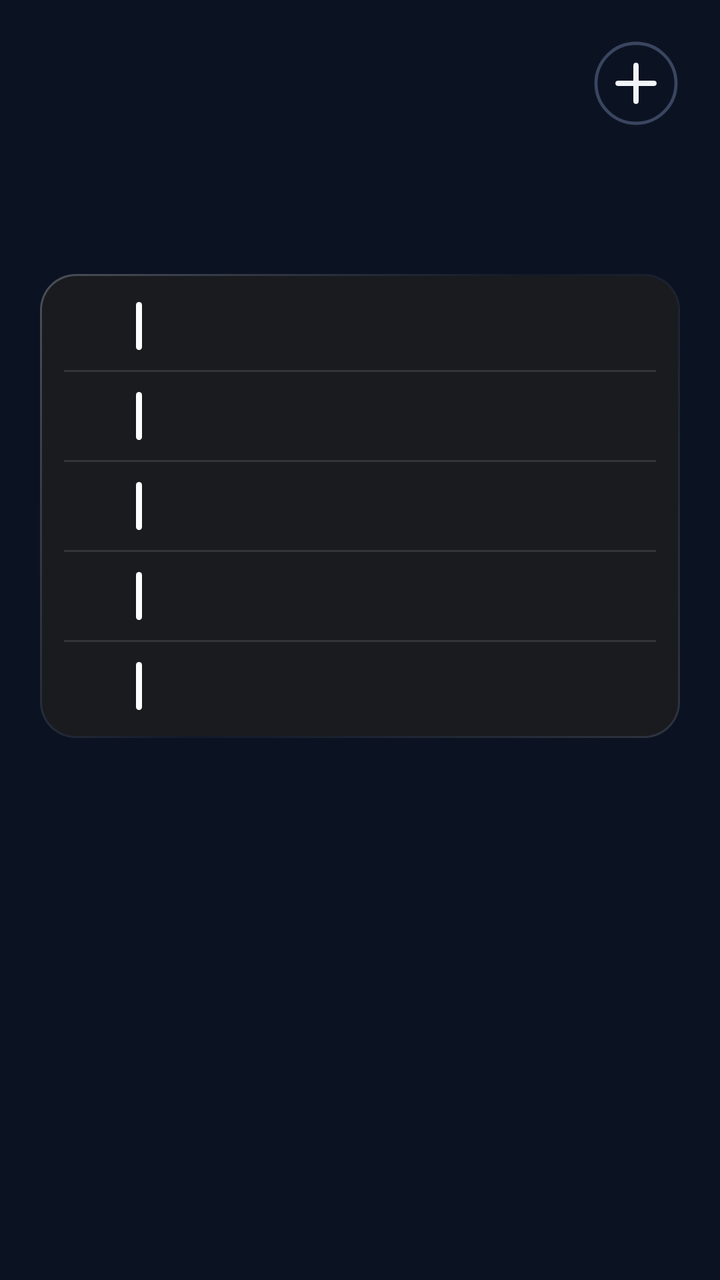
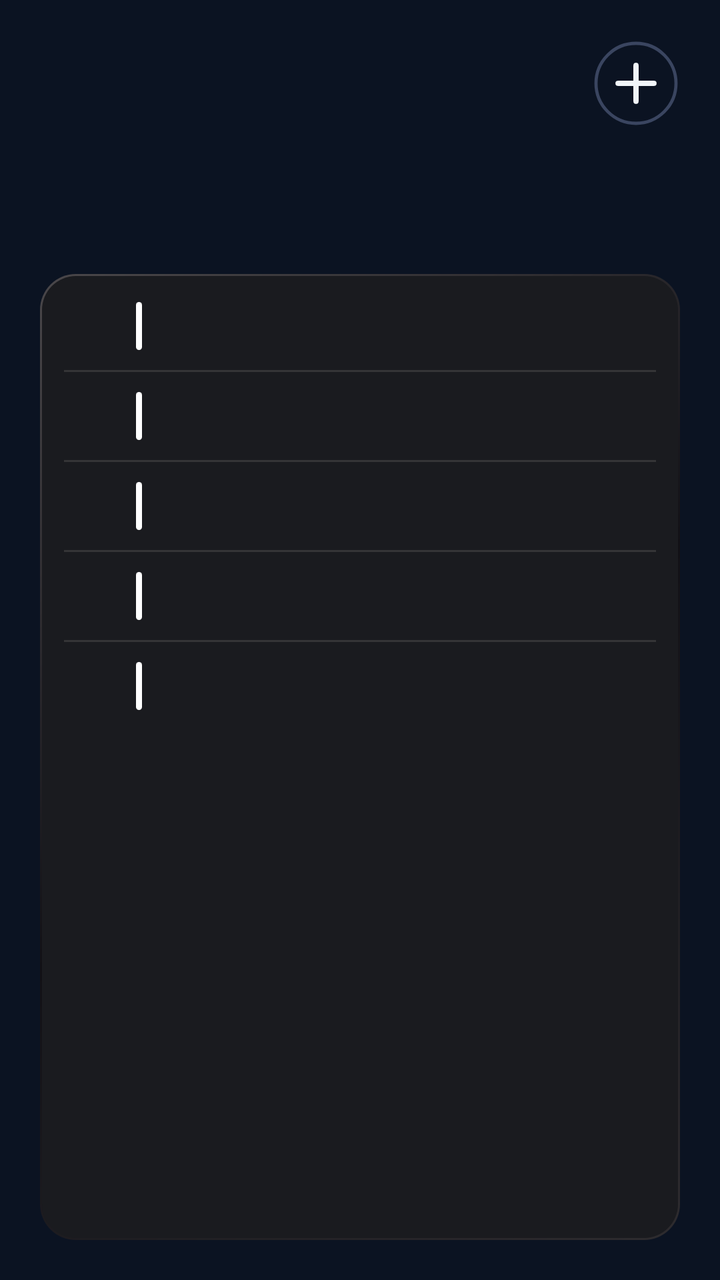

Screens rendered from an Android XML layout before and after an edit, with the pre-edit source and the edit as a unified diff.
<!-- AndroidManifest.xml: application theme AppTheme -->
<!-- res/layout/cal_k5.xml -->
<?xml version="1.0" encoding="utf-8"?>
<FrameLayout
    xmlns:android="http://schemas.android.com/apk/res/android"
    android:id="@+id/root"
    android:layout_width="match_parent"
    android:layout_height="match_parent"
    android:padding="0dp">

    <ImageView
        android:id="@+id/cal_bg"
        android:layout_width="match_parent"
        android:layout_height="match_parent"
        android:importantForAccessibility="no"
        android:scaleType="fitXY" />
    <LinearLayout
        android:id="@+id/panel"
        android:layout_width="match_parent"
        android:layout_height="match_parent"
        android:background="@drawable/cal_panel"
        android:orientation="vertical"
        android:paddingStart="20dp"
        android:paddingTop="13dp"
        android:paddingEnd="20dp"
        android:paddingBottom="14dp">

        
        <LinearLayout
            android:layout_width="match_parent"
            android:layout_height="51dp"
            android:gravity="top"
            android:orientation="horizontal">
        
        <ImageView
            android:id="@+id/cal_day"
            android:layout_width="wrap_content"
            android:layout_height="33.4dp"
            android:layout_gravity="top"
            android:layout_marginTop="6.6dp"
            android:adjustViewBounds="true"
            android:scaleType="fitStart" />

            <LinearLayout
                android:layout_width="0dp"
                android:layout_height="wrap_content"
                android:layout_marginStart="12dp"
                android:layout_marginTop="2.5dp"
                android:layout_weight="1"
                android:orientation="vertical">
                <ImageView
                    android:id="@+id/cal_month"
                    android:layout_width="match_parent"
                    android:layout_height="23dp"
                    android:adjustViewBounds="true"
                    android:scaleType="fitStart" />
                <ImageView
                    android:id="@+id/cal_sub"
                    android:layout_width="match_parent"
                    android:layout_height="18dp"
                    android:adjustViewBounds="true"
                    android:layout_marginTop="2dp"
                    android:scaleType="fitStart" />
            </LinearLayout>

            <ImageView
                android:id="@+id/btn_add"
                android:layout_width="44dp"
                android:layout_height="44dp"
                android:layout_marginTop="6.6dp"
                android:contentDescription="New event"
                android:src="@drawable/ic_cal_add" />
        </LinearLayout>

        
        <LinearLayout
            android:layout_width="match_parent"
            android:layout_height="54dp"
            android:layout_marginTop="9.1dp"
            android:orientation="horizontal">
            <LinearLayout
                android:layout_width="40dp"
                android:layout_height="match_parent"
                android:orientation="vertical">
                
                <LinearLayout
                    android:id="@+id/wk_col_0"
                    android:layout_width="match_parent"
                    android:layout_height="match_parent"
                    android:gravity="center_horizontal"
                    android:orientation="vertical"
                    android:paddingTop="4dp">
                    <ImageView
                        android:id="@+id/wk_label_0"
                        android:layout_width="wrap_content"
                        android:layout_height="16dp"
                        android:adjustViewBounds="true"
                        android:scaleType="fitCenter" />
                    <ImageView
                        android:id="@+id/wk_num_0"
                        android:layout_width="wrap_content"
                        android:layout_height="34dp"
                        android:adjustViewBounds="true"
                        android:layout_marginTop="0dp"
                        android:scaleType="fitCenter" />
                </LinearLayout>
            </LinearLayout>
            <FrameLayout
                android:layout_width="0dp"
                android:layout_height="1dp"
                android:layout_weight="1" />
            <LinearLayout
                android:layout_width="40dp"
                android:layout_height="match_parent"
                android:orientation="vertical">
                
                <LinearLayout
                    android:id="@+id/wk_col_1"
                    android:layout_width="match_parent"
                    android:layout_height="match_parent"
                    android:gravity="center_horizontal"
                    android:orientation="vertical"
                    android:paddingTop="4dp">
                    <ImageView
                        android:id="@+id/wk_label_1"
                        android:layout_width="wrap_content"
                        android:layout_height="16dp"
                        android:adjustViewBounds="true"
                        android:scaleType="fitCenter" />
                    <ImageView
                        android:id="@+id/wk_num_1"
                        android:layout_width="wrap_content"
                        android:layout_height="34dp"
                        android:adjustViewBounds="true"
                        android:layout_marginTop="0dp"
                        android:scaleType="fitCenter" />
                </LinearLayout>
            </LinearLayout>
            <FrameLayout
                android:layout_width="0dp"
                android:layout_height="1dp"
                android:layout_weight="1" />
            <LinearLayout
                android:layout_width="40dp"
                android:layout_height="match_parent"
                android:orientation="vertical">
                
                <LinearLayout
                    android:id="@+id/wk_col_2"
                    android:layout_width="match_parent"
                    android:layout_height="match_parent"
                    android:gravity="center_horizontal"
                    android:orientation="vertical"
                    android:paddingTop="4dp">
                    <ImageView
                        android:id="@+id/wk_label_2"
                        android:layout_width="wrap_content"
                        android:layout_height="16dp"
                        android:adjustViewBounds="true"
                        android:scaleType="fitCenter" />
                    <ImageView
                        android:id="@+id/wk_num_2"
                        android:layout_width="wrap_content"
                        android:layout_height="34dp"
                        android:adjustViewBounds="true"
                        android:layout_marginTop="0dp"
                        android:scaleType="fitCenter" />
                </LinearLayout>
            </LinearLayout>
            <FrameLayout
                android:layout_width="0dp"
                android:layout_height="1dp"
                android:layout_weight="1" />
            <LinearLayout
                android:layout_width="40dp"
                android:layout_height="match_parent"
                android:orientation="vertical">
                
                <LinearLayout
                    android:id="@+id/wk_col_3"
                    android:layout_width="match_parent"
                    android:layout_height="match_parent"
                    android:gravity="center_horizontal"
                    android:orientation="vertical"
                    android:paddingTop="4dp">
                    <ImageView
                        android:id="@+id/wk_label_3"
                        android:layout_width="wrap_content"
                        android:layout_height="16dp"
                        android:adjustViewBounds="true"
                        android:scaleType="fitCenter" />
                    <ImageView
                        android:id="@+id/wk_num_3"
                        android:layout_width="wrap_content"
                        android:layout_height="34dp"
                        android:adjustViewBounds="true"
                        android:layout_marginTop="0dp"
                        android:scaleType="fitCenter" />
                </LinearLayout>
            </LinearLayout>
            <FrameLayout
                android:layout_width="0dp"
                android:layout_height="1dp"
                android:layout_weight="1" />
            <LinearLayout
                android:layout_width="40dp"
                android:layout_height="match_parent"
                android:orientation="vertical">
                
                <LinearLayout
                    android:id="@+id/wk_col_4"
                    android:layout_width="match_parent"
                    android:layout_height="match_parent"
                    android:gravity="center_horizontal"
                    android:orientation="vertical"
                    android:paddingTop="4dp">
                    <ImageView
                        android:id="@+id/wk_label_4"
                        android:layout_width="wrap_content"
                        android:layout_height="16dp"
                        android:adjustViewBounds="true"
                        android:scaleType="fitCenter" />
                    <ImageView
                        android:id="@+id/wk_num_4"
                        android:layout_width="wrap_content"
                        android:layout_height="34dp"
                        android:adjustViewBounds="true"
                        android:layout_marginTop="0dp"
                        android:scaleType="fitCenter" />
                </LinearLayout>
            </LinearLayout>
            <FrameLayout
                android:layout_width="0dp"
                android:layout_height="1dp"
                android:layout_weight="1" />
            <LinearLayout
                android:layout_width="40dp"
                android:layout_height="match_parent"
                android:orientation="vertical">
                
                <LinearLayout
                    android:id="@+id/wk_col_5"
                    android:layout_width="match_parent"
                    android:layout_height="match_parent"
                    android:gravity="center_horizontal"
                    android:orientation="vertical"
                    android:paddingTop="4dp">
                    <ImageView
                        android:id="@+id/wk_label_5"
                        android:layout_width="wrap_content"
                        android:layout_height="16dp"
                        android:adjustViewBounds="true"
                        android:scaleType="fitCenter" />
                    <ImageView
                        android:id="@+id/wk_num_5"
                        android:layout_width="wrap_content"
                        android:layout_height="34dp"
                        android:adjustViewBounds="true"
                        android:layout_marginTop="0dp"
                        android:scaleType="fitCenter" />
                </LinearLayout>
            </LinearLayout>
            <FrameLayout
                android:layout_width="0dp"
                android:layout_height="1dp"
                android:layout_weight="1" />
            <LinearLayout
                android:layout_width="40dp"
                android:layout_height="match_parent"
                android:orientation="vertical">
                
                <LinearLayout
                    android:id="@+id/wk_col_6"
                    android:layout_width="match_parent"
                    android:layout_height="match_parent"
                    android:gravity="center_horizontal"
                    android:orientation="vertical"
                    android:paddingTop="4dp">
                    <ImageView
                        android:id="@+id/wk_label_6"
                        android:layout_width="wrap_content"
                        android:layout_height="16dp"
                        android:adjustViewBounds="true"
                        android:scaleType="fitCenter" />
                    <ImageView
                        android:id="@+id/wk_num_6"
                        android:layout_width="wrap_content"
                        android:layout_height="34dp"
                        android:adjustViewBounds="true"
                        android:layout_marginTop="0dp"
                        android:scaleType="fitCenter" />
                </LinearLayout>
            </LinearLayout>
        </LinearLayout>


        
        <LinearLayout
            android:id="@+id/cal_events"
            android:layout_width="match_parent"
            android:layout_height="wrap_content"
            android:layout_marginTop="10dp"
            android:background="@drawable/cal_card"
            android:orientation="vertical"
            android:paddingTop="4dp"
            android:paddingBottom="4dp"
            android:paddingEnd="12dp">
            <LinearLayout
                android:id="@+id/cal_row_0"
                android:layout_width="match_parent"
                android:layout_height="44dp"
                android:gravity="center_vertical"
                android:orientation="horizontal">
                
                <LinearLayout
                    android:id="@+id/cal_day_0"
                    android:layout_width="44dp"
                    android:layout_height="wrap_content"
                    android:gravity="center_horizontal"
                    android:orientation="vertical">
                    <ImageView
                        android:id="@+id/cal_dname_0"
                        android:layout_width="wrap_content"
                        android:layout_height="12dp"
                        android:adjustViewBounds="true"
                        android:scaleType="fitCenter" />
                    <ImageView
                        android:id="@+id/cal_dnum_0"
                        android:layout_width="wrap_content"
                        android:layout_height="20dp"
                        android:adjustViewBounds="true"
                        android:scaleType="fitCenter" />
                </LinearLayout>
                <ImageView
                    android:id="@+id/cal_bar_0"
                    android:layout_width="3dp"
                    android:layout_height="24dp"
                    android:layout_marginStart="4dp"
                    android:layout_marginEnd="10dp"
                    android:scaleType="fitXY"
                    android:src="@drawable/cal_bar" />
                <LinearLayout
                    android:layout_width="0dp"
                    android:layout_height="wrap_content"
                    android:layout_weight="1"
                    android:orientation="vertical">
                    <ImageView
                        android:id="@+id/cal_title_0"
                        android:layout_width="match_parent"
                        android:layout_height="19dp"
                        android:adjustViewBounds="true"
                        android:scaleType="fitStart" />
                    <LinearLayout
                        android:layout_width="match_parent"
                        android:layout_height="wrap_content"
                        android:orientation="horizontal">
                        <ImageView
                            android:id="@+id/cal_time_0"
                            android:layout_width="wrap_content"
                            android:layout_height="14dp"
                            android:adjustViewBounds="true"
                            android:scaleType="fitStart" />
                        <ImageView
                            android:id="@+id/cal_hint_0"
                            android:layout_width="wrap_content"
                            android:layout_height="14dp"
                            android:adjustViewBounds="true"
                            android:layout_marginStart="8dp"
                            android:scaleType="fitStart" />
                    </LinearLayout>
                </LinearLayout>
            </LinearLayout>
            <ImageView
                android:id="@+id/cal_sep_1"
                android:layout_width="match_parent"
                android:layout_height="1dp"
                android:layout_marginStart="12dp"
                android:importantForAccessibility="no"
                android:scaleType="fitXY"
                android:src="@drawable/cur_div" />
            <LinearLayout
                android:id="@+id/cal_row_1"
                android:layout_width="match_parent"
                android:layout_height="44dp"
                android:gravity="center_vertical"
                android:orientation="horizontal">
                
                <LinearLayout
                    android:id="@+id/cal_day_1"
                    android:layout_width="44dp"
                    android:layout_height="wrap_content"
                    android:gravity="center_horizontal"
                    android:orientation="vertical">
                    <ImageView
                        android:id="@+id/cal_dname_1"
                        android:layout_width="wrap_content"
                        android:layout_height="12dp"
                        android:adjustViewBounds="true"
                        android:scaleType="fitCenter" />
                    <ImageView
                        android:id="@+id/cal_dnum_1"
                        android:layout_width="wrap_content"
                        android:layout_height="20dp"
                        android:adjustViewBounds="true"
                        android:scaleType="fitCenter" />
                </LinearLayout>
                <ImageView
                    android:id="@+id/cal_bar_1"
                    android:layout_width="3dp"
                    android:layout_height="24dp"
                    android:layout_marginStart="4dp"
                    android:layout_marginEnd="10dp"
                    android:scaleType="fitXY"
                    android:src="@drawable/cal_bar" />
                <LinearLayout
                    android:layout_width="0dp"
                    android:layout_height="wrap_content"
                    android:layout_weight="1"
                    android:orientation="vertical">
                    <ImageView
                        android:id="@+id/cal_title_1"
                        android:layout_width="match_parent"
                        android:layout_height="19dp"
                        android:adjustViewBounds="true"
                        android:scaleType="fitStart" />
                    <LinearLayout
                        android:layout_width="match_parent"
                        android:layout_height="wrap_content"
                        android:orientation="horizontal">
                        <ImageView
                            android:id="@+id/cal_time_1"
                            android:layout_width="wrap_content"
                            android:layout_height="14dp"
                            android:adjustViewBounds="true"
                            android:scaleType="fitStart" />
                        <ImageView
                            android:id="@+id/cal_hint_1"
                            android:layout_width="wrap_content"
                            android:layout_height="14dp"
                            android:adjustViewBounds="true"
                            android:layout_marginStart="8dp"
                            android:scaleType="fitStart" />
                    </LinearLayout>
                </LinearLayout>
            </LinearLayout>
            <ImageView
                android:id="@+id/cal_sep_2"
                android:layout_width="match_parent"
                android:layout_height="1dp"
                android:layout_marginStart="12dp"
                android:importantForAccessibility="no"
                android:scaleType="fitXY"
                android:src="@drawable/cur_div" />
            <LinearLayout
                android:id="@+id/cal_row_2"
                android:layout_width="match_parent"
                android:layout_height="44dp"
                android:gravity="center_vertical"
                android:orientation="horizontal">
                
                <LinearLayout
                    android:id="@+id/cal_day_2"
                    android:layout_width="44dp"
                    android:layout_height="wrap_content"
                    android:gravity="center_horizontal"
                    android:orientation="vertical">
                    <ImageView
                        android:id="@+id/cal_dname_2"
                        android:layout_width="wrap_content"
                        android:layout_height="12dp"
                        android:adjustViewBounds="true"
                        android:scaleType="fitCenter" />
                    <ImageView
                        android:id="@+id/cal_dnum_2"
                        android:layout_width="wrap_content"
                        android:layout_height="20dp"
                        android:adjustViewBounds="true"
                        android:scaleType="fitCenter" />
                </LinearLayout>
                <ImageView
                    android:id="@+id/cal_bar_2"
                    android:layout_width="3dp"
                    android:layout_height="24dp"
                    android:layout_marginStart="4dp"
                    android:layout_marginEnd="10dp"
                    android:scaleType="fitXY"
                    android:src="@drawable/cal_bar" />
                <LinearLayout
                    android:layout_width="0dp"
                    android:layout_height="wrap_content"
                    android:layout_weight="1"
                    android:orientation="vertical">
                    <ImageView
                        android:id="@+id/cal_title_2"
                        android:layout_width="match_parent"
                        android:layout_height="19dp"
                        android:adjustViewBounds="true"
                        android:scaleType="fitStart" />
                    <LinearLayout
                        android:layout_width="match_parent"
                        android:layout_height="wrap_content"
                        android:orientation="horizontal">
                        <ImageView
                            android:id="@+id/cal_time_2"
                            android:layout_width="wrap_content"
                            android:layout_height="14dp"
                            android:adjustViewBounds="true"
                            android:scaleType="fitStart" />
                        <ImageView
                            android:id="@+id/cal_hint_2"
                            android:layout_width="wrap_content"
                            android:layout_height="14dp"
                            android:adjustViewBounds="true"
                            android:layout_marginStart="8dp"
                            android:scaleType="fitStart" />
                    </LinearLayout>
                </LinearLayout>
            </LinearLayout>
            <ImageView
                android:id="@+id/cal_sep_3"
                android:layout_width="match_parent"
                android:layout_height="1dp"
                android:layout_marginStart="12dp"
                android:importantForAccessibility="no"
                android:scaleType="fitXY"
                android:src="@drawable/cur_div" />
            <LinearLayout
                android:id="@+id/cal_row_3"
                android:layout_width="match_parent"
                android:layout_height="44dp"
                android:gravity="center_vertical"
                android:orientation="horizontal">
                
                <LinearLayout
                    android:id="@+id/cal_day_3"
                    android:layout_width="44dp"
                    android:layout_height="wrap_content"
                    android:gravity="center_horizontal"
                    android:orientation="vertical">
                    <ImageView
                        android:id="@+id/cal_dname_3"
                        android:layout_width="wrap_content"
                        android:layout_height="12dp"
                        android:adjustViewBounds="true"
                        android:scaleType="fitCenter" />
                    <ImageView
                        android:id="@+id/cal_dnum_3"
                        android:layout_width="wrap_content"
                        android:layout_height="20dp"
                        android:adjustViewBounds="true"
                        android:scaleType="fitCenter" />
                </LinearLayout>
                <ImageView
                    android:id="@+id/cal_bar_3"
                    android:layout_width="3dp"
                    android:layout_height="24dp"
                    android:layout_marginStart="4dp"
                    android:layout_marginEnd="10dp"
                    android:scaleType="fitXY"
                    android:src="@drawable/cal_bar" />
                <LinearLayout
                    android:layout_width="0dp"
                    android:layout_height="wrap_content"
                    android:layout_weight="1"
                    android:orientation="vertical">
                    <ImageView
                        android:id="@+id/cal_title_3"
                        android:layout_width="match_parent"
                        android:layout_height="19dp"
                        android:adjustViewBounds="true"
                        android:scaleType="fitStart" />
                    <LinearLayout
                        android:layout_width="match_parent"
                        android:layout_height="wrap_content"
                        android:orientation="horizontal">
                        <ImageView
                            android:id="@+id/cal_time_3"
                            android:layout_width="wrap_content"
                            android:layout_height="14dp"
                            android:adjustViewBounds="true"
                            android:scaleType="fitStart" />
                        <ImageView
                            android:id="@+id/cal_hint_3"
                            android:layout_width="wrap_content"
                            android:layout_height="14dp"
                            android:adjustViewBounds="true"
                            android:layout_marginStart="8dp"
                            android:scaleType="fitStart" />
                    </LinearLayout>
                </LinearLayout>
            </LinearLayout>
            <ImageView
                android:id="@+id/cal_sep_4"
                android:layout_width="match_parent"
                android:layout_height="1dp"
                android:layout_marginStart="12dp"
                android:importantForAccessibility="no"
                android:scaleType="fitXY"
                android:src="@drawable/cur_div" />
            <LinearLayout
                android:id="@+id/cal_row_4"
                android:layout_width="match_parent"
                android:layout_height="44dp"
                android:gravity="center_vertical"
                android:orientation="horizontal">
                
                <LinearLayout
                    android:id="@+id/cal_day_4"
                    android:layout_width="44dp"
                    android:layout_height="wrap_content"
                    android:gravity="center_horizontal"
                    android:orientation="vertical">
                    <ImageView
                        android:id="@+id/cal_dname_4"
                        android:layout_width="wrap_content"
                        android:layout_height="12dp"
                        android:adjustViewBounds="true"
                        android:scaleType="fitCenter" />
                    <ImageView
                        android:id="@+id/cal_dnum_4"
                        android:layout_width="wrap_content"
                        android:layout_height="20dp"
                        android:adjustViewBounds="true"
                        android:scaleType="fitCenter" />
                </LinearLayout>
                <ImageView
                    android:id="@+id/cal_bar_4"
                    android:layout_width="3dp"
                    android:layout_height="24dp"
                    android:layout_marginStart="4dp"
                    android:layout_marginEnd="10dp"
                    android:scaleType="fitXY"
                    android:src="@drawable/cal_bar" />
                <LinearLayout
                    android:layout_width="0dp"
                    android:layout_height="wrap_content"
                    android:layout_weight="1"
                    android:orientation="vertical">
                    <ImageView
                        android:id="@+id/cal_title_4"
                        android:layout_width="match_parent"
                        android:layout_height="19dp"
                        android:adjustViewBounds="true"
                        android:scaleType="fitStart" />
                    <LinearLayout
                        android:layout_width="match_parent"
                        android:layout_height="wrap_content"
                        android:orientation="horizontal">
                        <ImageView
                            android:id="@+id/cal_time_4"
                            android:layout_width="wrap_content"
                            android:layout_height="14dp"
                            android:adjustViewBounds="true"
                            android:scaleType="fitStart" />
                        <ImageView
                            android:id="@+id/cal_hint_4"
                            android:layout_width="wrap_content"
                            android:layout_height="14dp"
                            android:adjustViewBounds="true"
                            android:layout_marginStart="8dp"
                            android:scaleType="fitStart" />
                    </LinearLayout>
                </LinearLayout>
            </LinearLayout>
        </LinearLayout>
    </LinearLayout>
</FrameLayout>
<!-- resources referenced by this layout -->
<resources>
  <!-- drawable cal_bar (drawable) -->
  <?xml version="1.0" encoding="utf-8"?>
  <shape xmlns:android="http://schemas.android.com/apk/res/android" android:shape="rectangle">
      <solid android:color="#FFFFFFFF" />
      <corners android:radius="2dp" />
  </shape>
  <!-- drawable cal_card (drawable) -->
  <?xml version="1.0" encoding="utf-8"?>
  <layer-list xmlns:android="http://schemas.android.com/apk/res/android">
      <item>
          <shape android:shape="rectangle">
              <corners android:radius="18dp" />
              <gradient
                  android:angle="315"
                  android:centerColor="#08F3ECE8"
                  android:endColor="#26F3ECE8"
                  android:startColor="#45F3ECE8" />
          </shape>
      </item>
      <item
          android:bottom="1dp"
          android:left="1dp"
          android:right="1dp"
          android:top="1dp">
          <shape android:shape="rectangle">
              <corners android:radius="17dp" />
              <solid android:color="#FF1A1B1F" />
          </shape>
      </item>
  </layer-list>
  <!-- drawable cal_panel (drawable) -->
  <?xml version="1.0" encoding="utf-8"?>
  <shape xmlns:android="http://schemas.android.com/apk/res/android" android:shape="rectangle">
      <solid android:color="#00000000" />
      <corners android:radius="@dimen/widget_radius" />
  </shape>
  <!-- drawable cur_div (drawable) -->
  <?xml version="1.0" encoding="utf-8"?>
  <shape xmlns:android="http://schemas.android.com/apk/res/android" android:shape="rectangle">
      <solid android:color="#1FF0EBE4" />
  </shape>
  <!-- drawable ic_cal_add (drawable) -->
  <?xml version="1.0" encoding="utf-8"?>
  <vector xmlns:android="http://schemas.android.com/apk/res/android"
      android:width="44dp"
      android:height="44dp"
      android:viewportWidth="44"
      android:viewportHeight="44">
      <path
          android:pathData="M22,22m-20,0a20,20 0,1 1,40 0a20,20 0,1 1,-40 0"
          android:strokeColor="#FF3A4560"
          android:strokeWidth="1.6" />
      <path
          android:pathData="M13,22L31,22M22,13L22,31"
          android:strokeColor="#FFF1F5F9"
          android:strokeLineCap="round"
          android:strokeWidth="2.6" />
  </vector>
  <style name="AppTheme" parent="@android:style/Theme.DeviceDefault.NoActionBar">
          <item name="android:colorAccent">#DF8B35</item>
          <item name="android:colorControlActivated">#DF8B35</item>
          <item name="android:windowBackground">#0B1322</item>
          <item name="android:statusBarColor">#0E111A</item>
          <item name="android:navigationBarColor">#0B1322</item>
          <item name="android:textColorHint">#718096</item>
      </style>
  <dimen name="widget_radius">28dp</dimen>
</resources>

<!-- the commit's change to res/layout/cal_k5.xml (unified diff, before → after) -->
@@ -21,7 +21,7 @@
         android:paddingStart="20dp"
         android:paddingTop="13dp"
         android:paddingEnd="20dp"
-        android:paddingBottom="14dp">
+        android:paddingBottom="20dp">
 
         
         <LinearLayout
@@ -296,7 +296,8 @@
         <LinearLayout
             android:id="@+id/cal_events"
             android:layout_width="match_parent"
-            android:layout_height="wrap_content"
+            android:layout_height="0dp"
+            android:layout_weight="1"
             android:layout_marginTop="10dp"
             android:background="@drawable/cal_card"
             android:orientation="vertical"
<!-- resource entries referenced after the edit -->
@@ -14,9 +14,9 @@
               <corners android:radius="18dp" />
               <gradient
                   android:angle="315"
-                  android:centerColor="#08F3ECE8"
-                  android:endColor="#26F3ECE8"
-                  android:startColor="#45F3ECE8" />
+                  android:centerColor="#FF121116"
+                  android:endColor="#FF2E2C2F"
+                  android:startColor="#FF4A474A" />
           </shape>
       </item>
       <item
